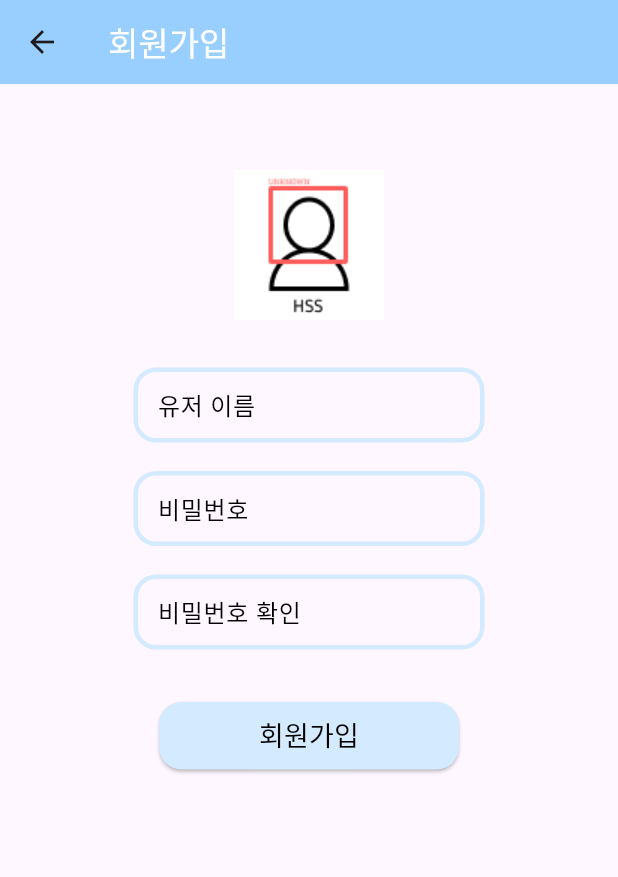
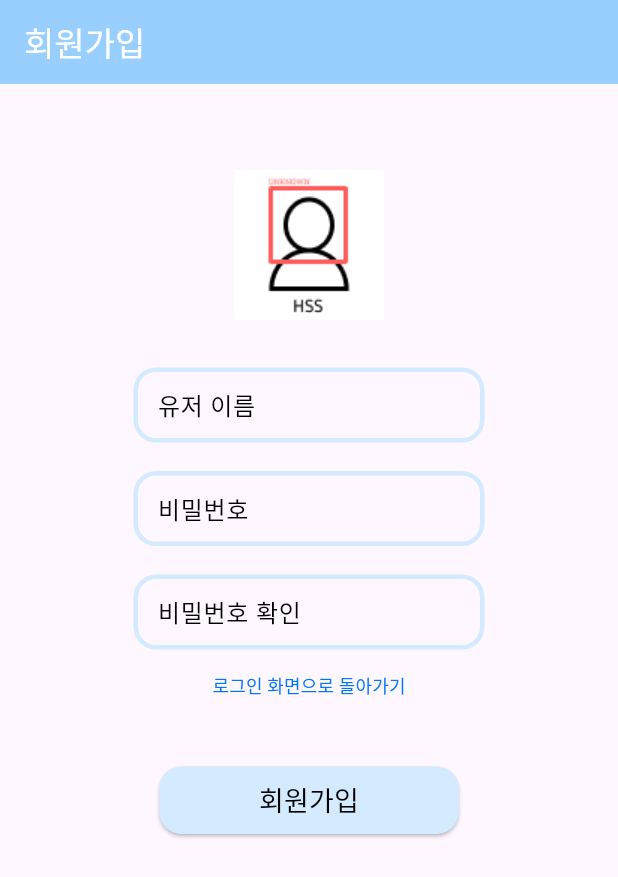
Before and after one commit to seprogramd14/HSS, a Flutter app: the SignUp screen opened by its route, on a phone screen of 412 x 824 dp. Shown: the top 877 px of the screen. Run offline on Flutter 3.47's test engine with Material 3 defaults, Android fonts, the phone set to English and light mode, and no system bars; our stand-ins replace dio; network calls fail.

Commit message:
회원가입 + 로그인 Server 연동

```diff
--- a/HSS_App/lib/main.dart
+++ b/HSS_App/lib/main.dart
@@ -17,7 +17,7 @@ class MyApp extends StatelessWidget {
         splashColor: Colors.transparent,
         highlightColor: Colors.transparent,
       ),
-      home: SignUp(),
+      home: LogIn(),
       title: 'HSS',
       routes: {
         '/LogIn': (context) => const LogIn(),
--- a/HSS_App/lib/signup.dart
+++ b/HSS_App/lib/signup.dart
@@ -59,7 +59,11 @@ class _SignUpState extends State<SignUp> {
               actions: [
                 TextButton(
                   onPressed: () {
-                    Navigator.pop(context);
+                    if (title == "회원가입 성공") {
+                      Navigator.of(context).pushNamed('/LogIn');
+                    } else {
+                      Navigator.pop(context);
+                    }
                   },
                   child: Text("확인"),
                 )
@@ -94,6 +98,7 @@ class _SignUpState extends State<SignUp> {
       appBar: AppBar(
         title: Text('회원가입', style: TextStyle(color: Colors.white),),
         backgroundColor: Color(0xff99CFFF),
+        automaticallyImplyLeading: false,
       ),
       body: Center(
         child: Column(
@@ -156,10 +161,24 @@ class _SignUpState extends State<SignUp> {
                 ),
               ),
             ),
+            SizedBox(
+              child: TextButton(
+                child: Text(
+                  '로그인 화면으로 돌아가기',
+                  style: TextStyle(
+                    color: Color(0xff0075ff),
+                    fontSize: 12,
+                  ),
+                ),
+                onPressed: () {
+                  Navigator.of(context).pushNamed('/LogIn');
+                },
+              ),
+            ),
             Container(
               width: 200,
               height: 45,
-              margin: EdgeInsets.fromLTRB(0, 35, 0, 0),
+              margin: EdgeInsets.fromLTRB(0, 30, 0, 0),
               child: ElevatedButton(
                 style: style,
                 child: Text(
@@ -172,18 +191,18 @@ class _SignUpState extends State<SignUp> {
                     var result = await signUp();
                     // UI 업데이트
                     print(result);
-                    flutterDialog("성공", "회원가입에 성공했습니다.");
+                    flutterDialog("회원가입 성공", "회원가입에 성공했습니다.");
                   } catch (error) {
                     // 오류 처리
                     if (error is DioException) {
                       if (error.response != null) {
                         // 서버 응답이 있는 경우
                         print("Server responded with: ${error.response!.data['detail']}");
-                        flutterDialog("실패", error.response!.data['detail']);
+                        flutterDialog("회원가입 실패", error.response!.data['detail']);
                       } else {
                         // 서버 응답이 없는 경우
                         print("Connection failed: ${error.message}");
-                        flutterDialog("오류", "서버 에러");
+                        flutterDialog("회원가입 오류", "서버 에러");
                       }
                     } else {
                       // 다른 종류의 오류 처리
```
Also changed, not shown: HSS_App/lib/login.dart (+91 -2 lines).
